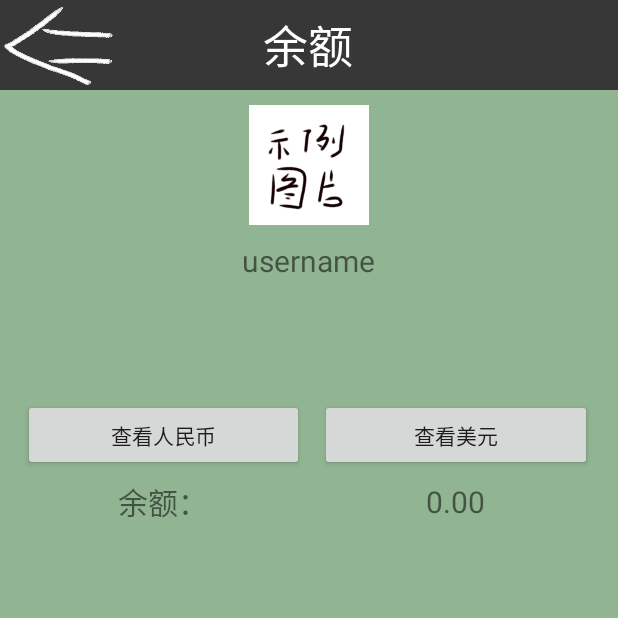
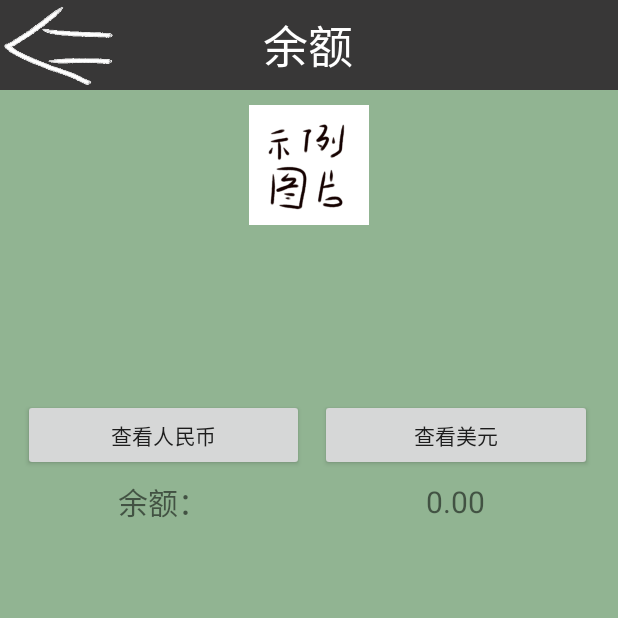
Before and after one commit to hadenhoo1994/EBank, an Android app: the YuE_activity screen opened directly, with no data from a screen before it, on a phone screen of 412 x 824 dp, the top half of it. Run offline under Robolectric (Android 15) with nearby library versions, the phone set to English and light mode, and no system bars; libraries missing offline, so code that uses them is left out: cn.bmob.v3; 9 statements that could not run were skipped.

Commit message:
界面修改

```diff
--- a/app/src/main/res/layout/activity_yue.xml
+++ b/app/src/main/res/layout/activity_yue.xml
@@ -74,7 +74,7 @@
                 android:id="@+id/username"
                 android:layout_width="wrap_content"
                 android:layout_height="wrap_content"
-                android:text="username"
+                android:text=""
                 android:textSize="20dp" />
 
 
```
